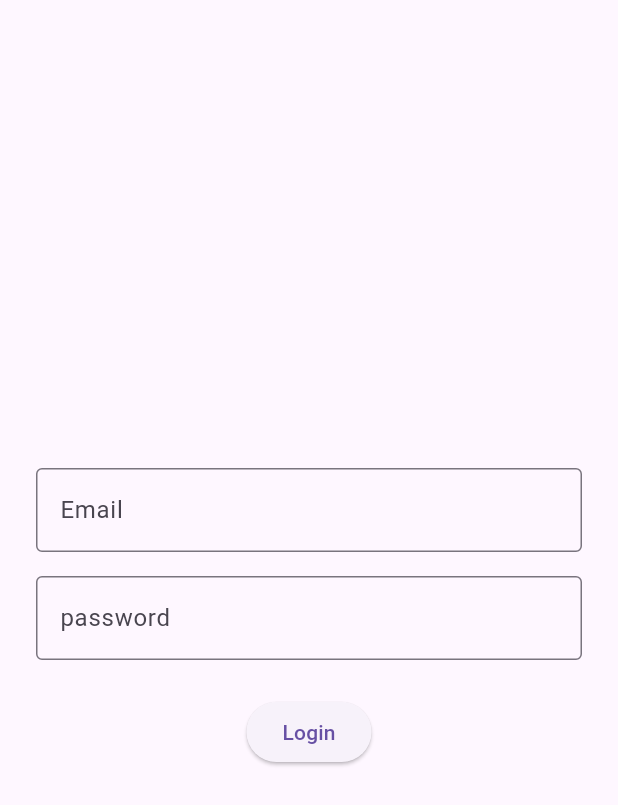
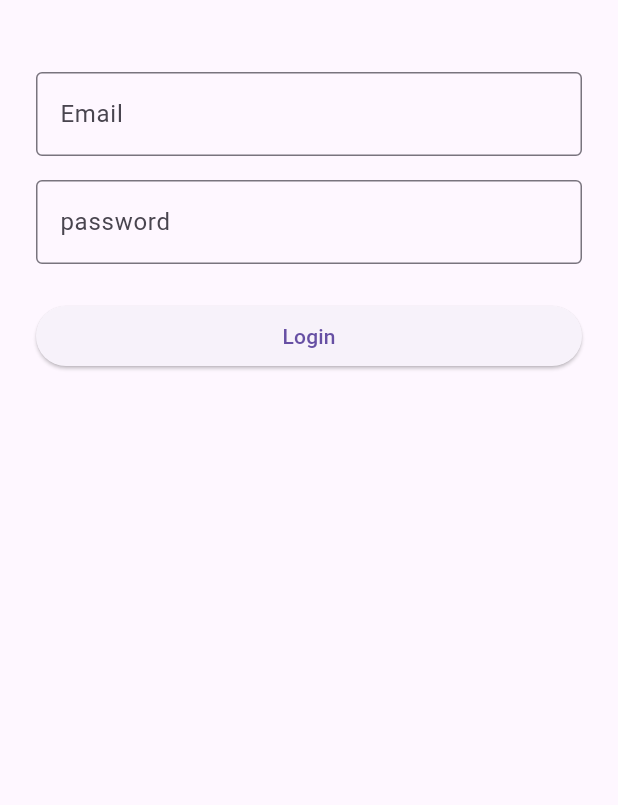
Before and after one commit to UlfiatulRosida/managekos, a Flutter app: the screen it shows after launch, on a phone screen of 412 x 824 dp. Shown: the top 805 px of the screen. Run offline on Flutter 3.47's test engine with Material 3 defaults, Android fonts, the phone set to English and light mode, and no system bars; our stand-ins replace supabase_flutter; accounts and stored records are empty.

Commit message:
loginpage

```diff
--- a/lib/pages/login_page.dart
+++ b/lib/pages/login_page.dart
@@ -1,42 +1,98 @@
 import 'package:flutter/material.dart';
+import 'package:managekos/pages/home_page.dart';
+import 'package:supabase_flutter/supabase_flutter.dart';
 
-class LoginPage extends StatelessWidget {
+class LoginPage extends StatefulWidget {
   const LoginPage({super.key});
 
   @override
+  State<LoginPage> createState() => _LoginPageState();
+}
+
+class _LoginPageState extends State<LoginPage> {
+  final SupabaseClient supabase = Supabase.instance.client;
+
+  final _emailController = TextEditingController();
+  final _passwordController = TextEditingController();
+
+  Future<AuthResponse> signInWithEmailPassword(
+      String email, String password) async {
+    return await supabase.auth.signInWithPassword(
+      email: email,
+      password: password,
+    );
+  }
+
+  Future<void> signOut() async {
+    await supabase.auth.signOut();
+  }
+
+  String? getCurrentUserEmail() {
+    final session = supabase.auth.currentSession;
+    final user = session?.user;
+    return user?.email;
+  }
+
+  void login() async {
+    final email = _emailController.text.trim();
+    final password = _passwordController.text;
+
+    try {
+      await signInWithEmailPassword(email, password);
+      if (!mounted) return;
+      Navigator.pushReplacement(
+        context,
+        MaterialPageRoute(builder: (context) => const HomePage()),
+      );
+    } catch (e) {
+      if (!mounted) return;
+      ScaffoldMessenger.of(context).showSnackBar(
+        SnackBar(content: Text("Login gagal: $e")),
+      );
+    }
+  }
+
+  @override
   Widget build(BuildContext context) {
-    return Scaffold(
-      body: Padding(
-        padding: const EdgeInsets.all(24),
-        child: Center(
-          child: Column(
-            mainAxisSize: MainAxisSize.min,
+    return StreamBuilder<AuthState>(
+      stream: Supabase.instance.client.auth.onAuthStateChange,
+      builder: (context, snapshot) {
+        final session = Supabase.instance.client.auth.currentSession;
+        if (session != null) {
+          return const HomePage();
+        }
+
+        return Scaffold(
+          body: ListView(
+            padding: const EdgeInsets.all(24),
             children: [
-              const TextField(
-                decoration: InputDecoration(
+              const SizedBox(height: 24),
+              TextField(
+                controller: _emailController,
+                keyboardType: TextInputType.emailAddress,
+                decoration: const InputDecoration(
                   labelText: 'Email',
                   border: OutlineInputBorder(),
                 ),
               ),
               const SizedBox(height: 16),
-              const TextField(
+              TextField(
+                controller: _passwordController,
                 obscureText: true,
-                decoration: InputDecoration(
+                decoration: const InputDecoration(
                   labelText: 'password',
                   border: OutlineInputBorder(),
                 ),
               ),
               const SizedBox(height: 24),
               ElevatedButton(
-                onPressed: () {
-                  Navigator.pushNamed(context, '/home');
-                },
+                onPressed: login,
                 child: const Text('Login'),
               ),
             ],
           ),
-        ),
-      ),
+        );
+      },
     );
   }
 }
```
Also changed, not shown: lib/pages/edit_page.dart (+2 -55 lines).
